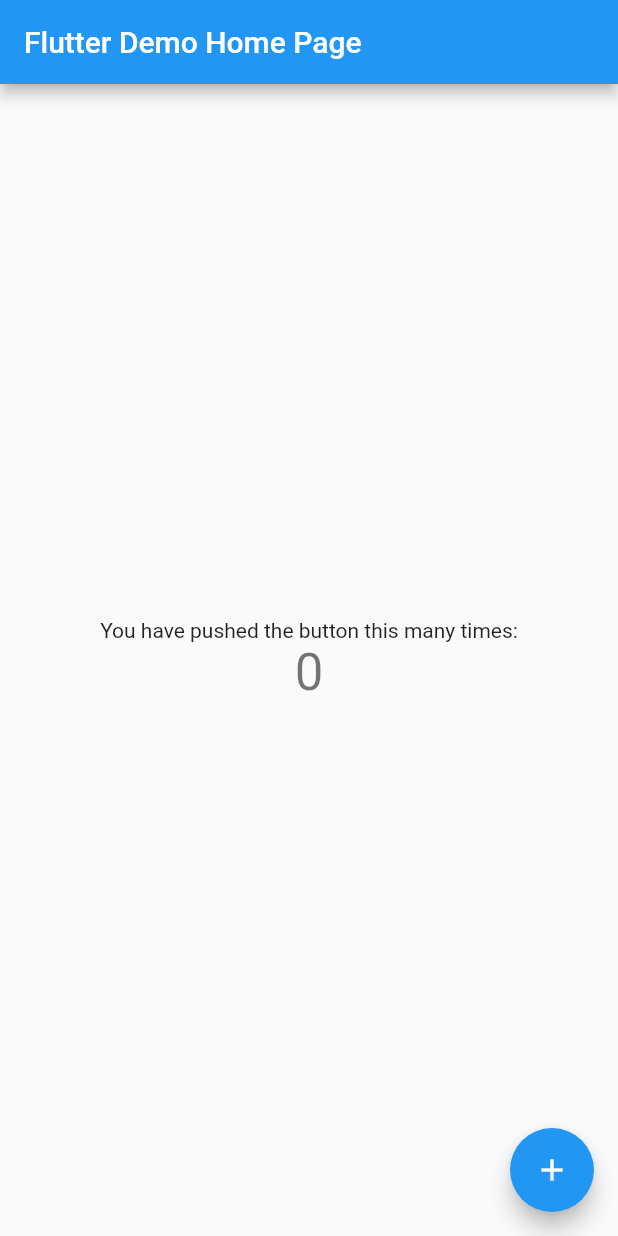
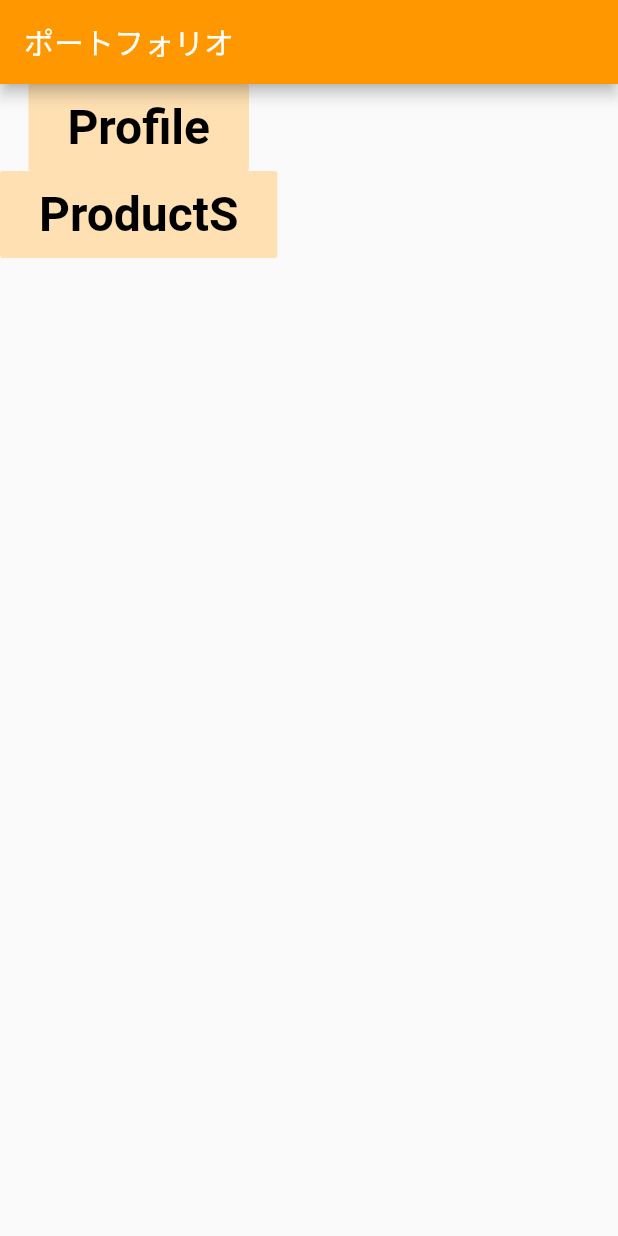
Before and after one commit to Terakeng/BookLesson1, a Flutter app: the screen it shows after launch, on a phone screen of 412 x 824 dp. Run offline on Flutter 3.47's test engine with Material 2 defaults, Android fonts, the phone set to English and light mode, and no system bars.

Commit message:
コミット

```diff
--- a/lib/main.dart
+++ b/lib/main.dart
@@ -1,4 +1,6 @@
 import 'package:flutter/material.dart';
+import './Profile.dart';
+import './Products.dart';
 
 void main() => runApp(MyApp());
 
@@ -7,7 +9,7 @@ class MyApp extends StatelessWidget {
   @override
   Widget build(BuildContext context) {
     return MaterialApp(
-      title: 'Flutter Demo',
+      title: 'Portfolio',
       theme: ThemeData(
         // This is the theme of your application.
         //
@@ -20,13 +22,13 @@ class MyApp extends StatelessWidget {
         // is not restarted.
         primarySwatch: Colors.blue,
       ),
-      home: MyHomePage(title: 'Flutter Demo Home Page'),
+      home: WidgetBasic(title: 'ポートフォリオ'),
     );
   }
 }
 
-class MyHomePage extends StatefulWidget {
-  MyHomePage({Key key, this.title}) : super(key: key);
+class WidgetBasic extends StatefulWidget {
+  WidgetBasic({Key key, this.title}) : super(key: key);
 
   // This widget is the home page of your application. It is stateful, meaning
   // that it has a State object (defined below) that contains fields that affect
@@ -40,72 +42,61 @@ class MyHomePage extends StatefulWidget {
   final String title;
 
   @override
-  _MyHomePageState createState() => _MyHomePageState();
+  _WidgetBasic createState() => new _WidgetBasic();
 }
 
-class _MyHomePageState extends State<MyHomePage> {
-  int _counter = 0;
+class _WidgetBasic extends State<WidgetBasic> {
 
-  void _incrementCounter() {
-    setState(() {
-      // This call to setState tells the Flutter framework that something has
-      // changed in this State, which causes it to rerun the build method below
-      // so that the display can reflect the updated values. If we changed
-      // _counter without calling setState(), then the build method would not be
-      // called again, and so nothing would appear to happen.
-      _counter++;
-    });
-  }
 
   @override
   Widget build(BuildContext context) {
-    // This method is rerun every time setState is called, for instance as done
-    // by the _incrementCounter method above.
-    //
-    // The Flutter framework has been optimized to make rerunning build methods
-    // fast, so that you can just rebuild anything that needs updating rather
-    // than having to individually change instances of widgets.
-    return Scaffold(
-      appBar: AppBar(
-        // Here we take the value from the MyHomePage object that was created by
-        // the App.build method, and use it to set our appbar title.
-        title: Text(widget.title),
+    return new Scaffold(
+      appBar: new AppBar(
+        title: new Text(widget.title),
+        backgroundColor: Colors.orange[500],
       ),
-      body: Center(
-        // Center is a layout widget. It takes a single child and positions it
-        // in the middle of the parent.
-        child: Column(
-          // Column is also a layout widget. It takes a list of children and
-          // arranges them vertically. By default, it sizes itself to fit its
-          // children horizontally, and tries to be as tall as its parent.
-          //
-          // Invoke "debug painting" (press "p" in the console, choose the
-          // "Toggle Debug Paint" action from the Flutter Inspector in Android
-          // Studio, or the "Toggle Debug Paint" command in Visual Studio Code)
-          // to see the wireframe for each widget.
-          //
-          // Column has various properties to control how it sizes itself and
-          // how it positions its children. Here we use mainAxisAlignment to
-          // center the children vertically; the main axis here is the vertical
-          // axis because Columns are vertical (the cross axis would be
-          // horizontal).
-          mainAxisAlignment: MainAxisAlignment.center,
-          children: <Widget>[
-            Text(
-              'You have pushed the button this many times:',
-            ),
-            Text(
-              '$_counter',
-              style: Theme.of(context).textTheme.display1,
-            ),
-          ],
-        ),
-      ),
-      floatingActionButton: FloatingActionButton(
-        onPressed: _incrementCounter,
-        tooltip: 'Increment',
-        child: Icon(Icons.add),
-      ), // This trailing comma makes auto-formatting nicer for build methods.
-    );
+      body: Column(children: <Widget>[
+         FlatButton(
+            key: null,
+            onPressed: () {
+              Navigator.push(
+                  context,
+                  new MaterialPageRoute(
+                      builder: (BuildContext context) =>
+                          new Profile()));
+            },
+            color: Colors.orange[100],
+            child: Padding(
+                padding: EdgeInsets.all(10.0),
+                child: Text(
+                  "Profile",
+                  style: TextStyle(
+                      fontSize: 32.0,
+                      color: Colors.black,
+                      fontWeight: FontWeight.w600,
+                      fontFamily: "Roboto"),
+                ))),
+          FlatButton(
+            key: null,
+            onPressed: () {
+              Navigator.push(
+                  context,
+                  new MaterialPageRoute(
+                      builder: (BuildContext context) =>
+                          new Products()));
+            },
+            color: Colors.orange[100],
+            child: Padding(
+                padding: EdgeInsets.all(10.0),
+                child: Text(
+                  "ProductS",
+                  style: TextStyle(
+                      fontSize: 32.0,
+                      color: Colors.black,
+                      fontWeight: FontWeight.w600,
+                      fontFamily: "Roboto"),
+                ))),
+        ],
+    ),);
   }
 }
```
Also changed, not shown: lib/PFCbalance.dart (added, +314 -0 lines), lib/Products.dart (added, +41 -0 lines), lib/Profile.dart (added, +76 -0 lines).
